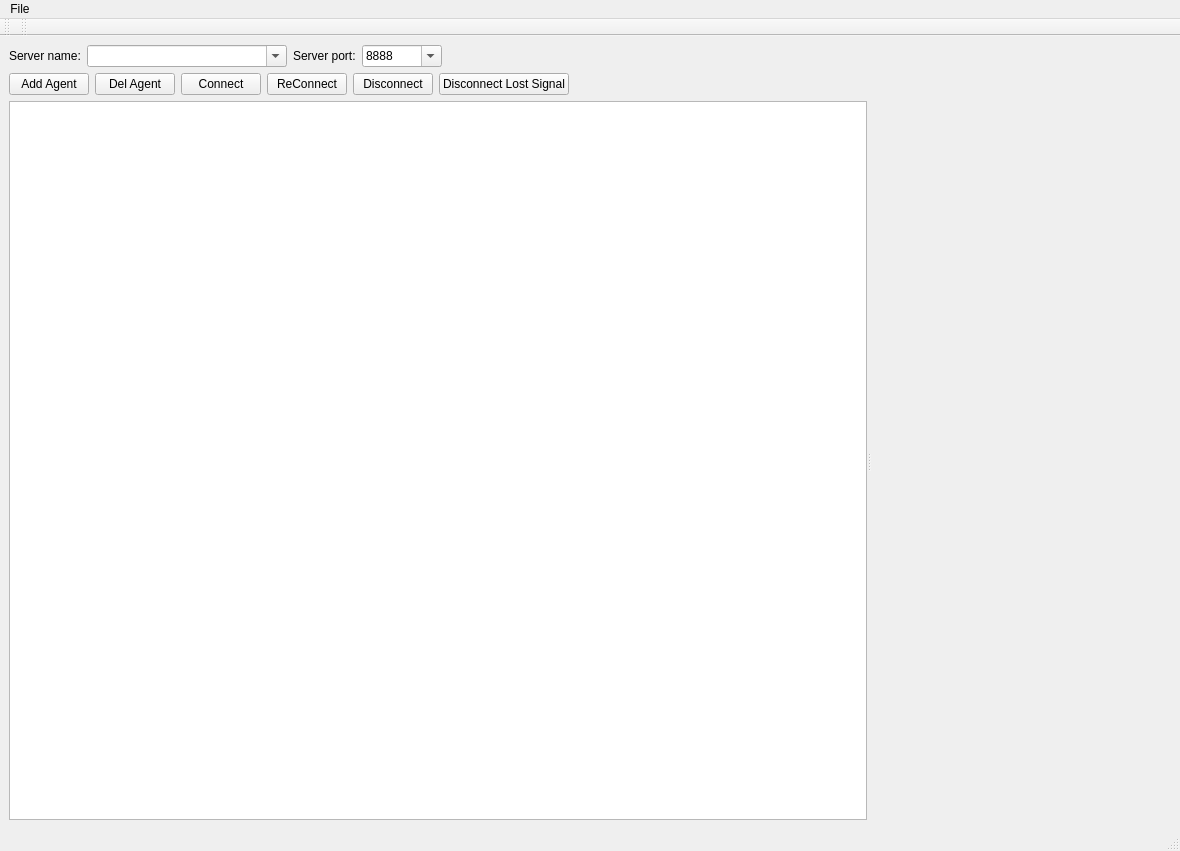
The window that App/FakeAgent/mainwindow.ui (break11/AutoStorage) describes before a commit, drawn with Qt 5.
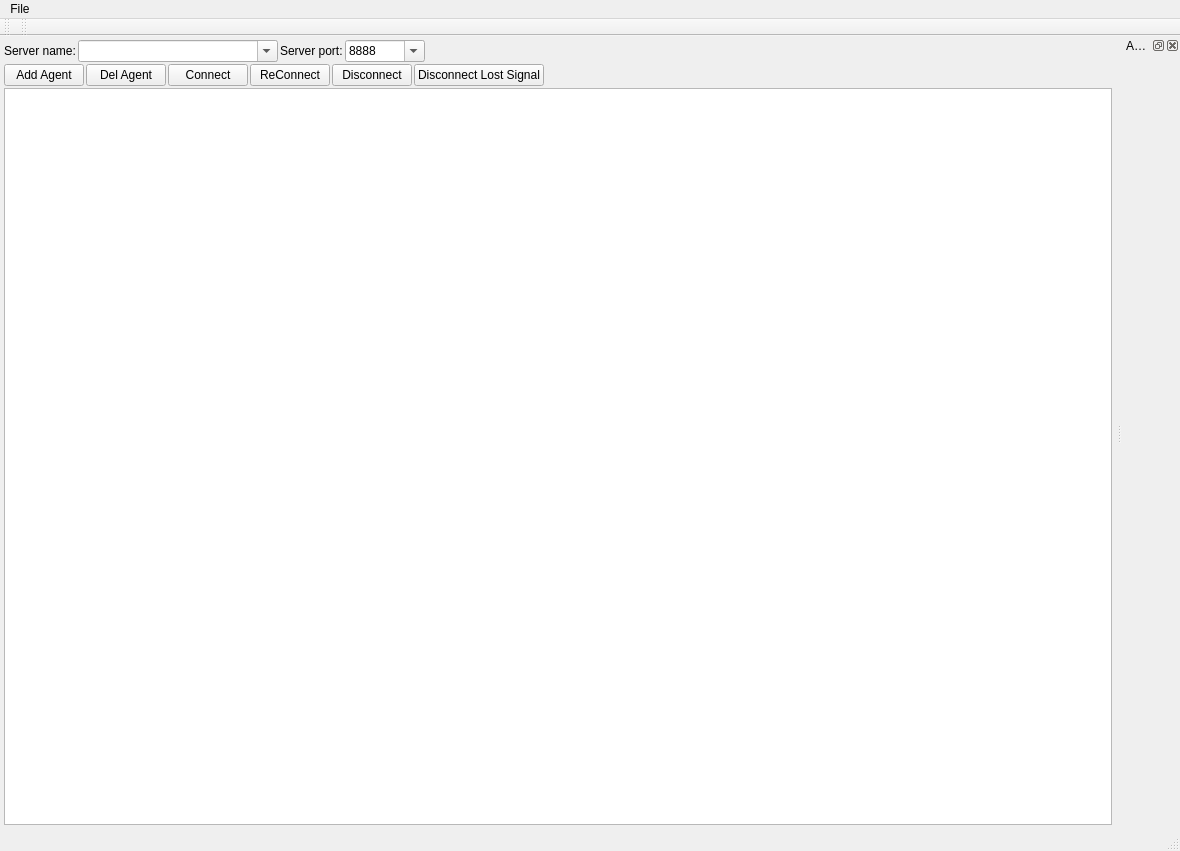
The same window after the commit.

Patch:
```diff
--- a/App/FakeAgent/mainwindow.ui
+++ b/App/FakeAgent/mainwindow.ui
@@ -15,6 +15,54 @@
   </property>
   <widget class="QWidget" name="centralwidget">
    <layout class="QVBoxLayout" name="verticalLayout_2">
+    <property name="spacing">
+     <number>2</number>
+    </property>
+    <property name="leftMargin">
+     <number>2</number>
+    </property>
+    <property name="topMargin">
+     <number>2</number>
+    </property>
+    <property name="rightMargin">
+     <number>2</number>
+    </property>
+    <property name="bottomMargin">
+     <number>2</number>
+    </property>
+    <item>
+     <widget class="QScrollArea" name="scrollArea">
+      <property name="frameShape">
+       <enum>QFrame::NoFrame</enum>
+      </property>
+      <property name="widgetResizable">
+       <bool>true</bool>
+      </property>
+      <widget class="QWidget" name="scrollAreaWidgetContents">
+       <property name="geometry">
+        <rect>
+         <x>0</x>
+         <y>0</y>
+         <width>1096</width>
+         <height>785</height>
+        </rect>
+       </property>
+       <layout class="QVBoxLayout" name="verticalLayout_3">
+        <property name="spacing">
+         <number>2</number>
+        </property>
+        <property name="leftMargin">
+         <number>2</number>
+        </property>
+        <property name="topMargin">
+         <number>2</number>
+        </property>
+        <property name="rightMargin">
+         <number>2</number>
+        </property>
+        <property name="bottomMargin">
+         <number>2</number>
+        </property>
     <item>
      <layout class="QVBoxLayout" name="verticalLayout">
       <item>
@@ -192,29 +240,8 @@
         <bool>true</bool>
        </attribute>
       </widget>
-      <widget class="QWidget" name="agent_CMD_Log_Container" native="true">
-       <property name="minimumSize">
-        <size>
-         <width>300</width>
-         <height>0</height>
-        </size>
-       </property>
-       <layout class="QVBoxLayout" name="verticalLayout_3">
-        <property name="spacing">
-         <number>2</number>
-        </property>
-        <property name="leftMargin">
-         <number>0</number>
-        </property>
-        <property name="topMargin">
-         <number>0</number>
-        </property>
-        <property name="rightMargin">
-         <number>0</number>
-        </property>
-        <property name="bottomMargin">
-         <number>0</number>
-        </property>
+         </widget>
+        </item>
        </layout>
       </widget>
      </widget>
@@ -272,6 +299,17 @@
    </widget>
    <addaction name="menuFile"/>
   </widget>
+  <widget class="QDockWidget" name="dkAgent_CMD_Log">
+   <property name="windowTitle">
+    <string>Agent_CMD_Log</string>
+   </property>
+   <attribute name="dockWidgetArea">
+    <number>2</number>
+   </attribute>
+   <widget class="QWidget" name="dkAgent_CMD_Log_Contents">
+    <layout class="QVBoxLayout" name="verticalLayout_4"/>
+   </widget>
+  </widget>
  </widget>
  <resources/>
  <connections/>
```
Lines whose indentation alone changed are shown as unchanged.
